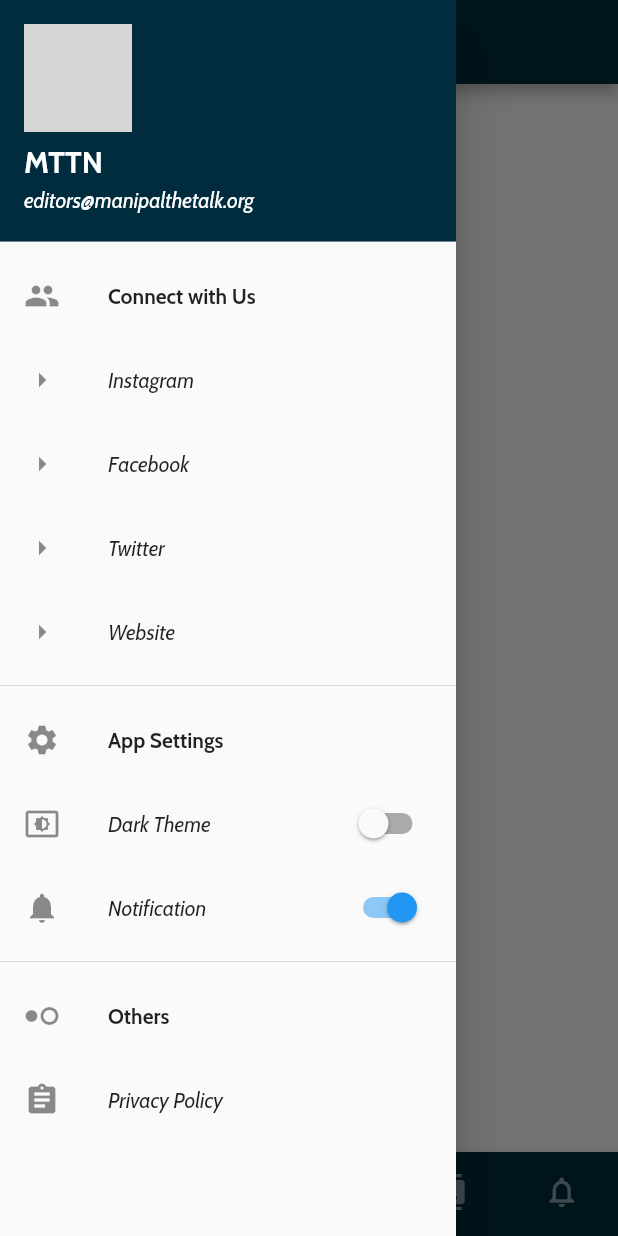
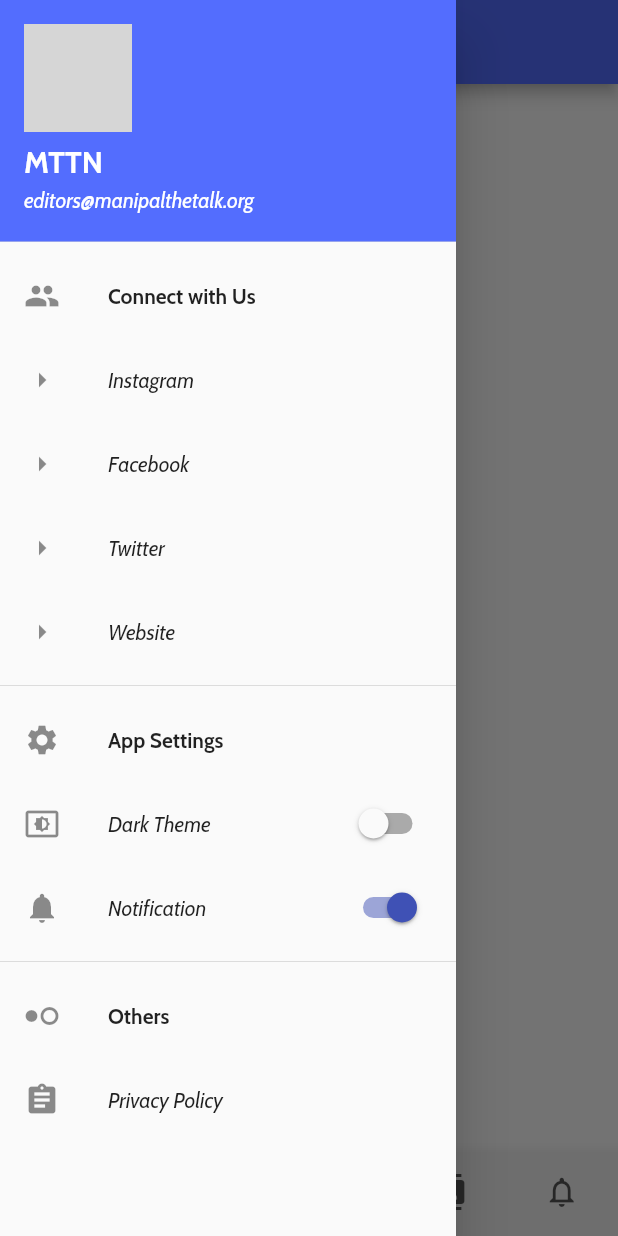
Before and after one commit to RohanSakhuja/MTTN-App, a Flutter app: the screen it shows after launch, with the side drawer open, on a phone screen of 412 x 824 dp. Run offline on Flutter 3.47's test engine with Material 2 defaults, Android fonts, the light colour scheme and no system bars; our stand-ins replace cached_network_image, device_info, dynamic_theme, firebase_database, firebase_messaging, flare_flutter and 4 more; missing offline and left inert: flutter_parallax; accounts and stored records are empty; project files that could hold a hidden picture were left out; grey boxes are pictures that could not be loaded.

Commit message:
Color coded. fix the events for fetching list/map

```diff
--- a/lib/main.dart
+++ b/lib/main.dart
@@ -16,10 +16,10 @@ import 'package:flutter/services.dart';
 import 'package:shared_preferences/shared_preferences.dart';
 import 'package:device_info/device_info.dart';
 
-Color turq = Color.fromRGBO(0, 206, 209, 1.0);
-
-Color colorSec = Color.fromRGBO(0, 44, 62, 1);
-Color colorMain = Color.fromRGBO(120, 176, 196, 1);
+Color primaryLight = Colors.indigoAccent;
+Color primaryDark = Colors.black12;
+Color secondaryLight = Color.fromRGBO(240, 240, 240, 1);
+Color secondaryDark = Color.fromRGBO(25, 25, 25, 1);
 
 void main() => runApp(new MyApp());
 
@@ -31,10 +31,11 @@ class MyApp extends StatelessWidget {
     return DynamicTheme(
       defaultBrightness: Brightness.light,
       data: (brightness) => new ThemeData(
+            primarySwatch: Colors.indigo,
             fontFamily: 'Cabin',
             floatingActionButtonTheme:
-                FloatingActionButtonThemeData(backgroundColor: turq),
-            primaryColor: colorSec,
+                FloatingActionButtonThemeData(backgroundColor: Colors.blueGrey),
+            primaryColor: primaryLight,
             brightness: brightness,
             secondaryHeaderColor: Colors.white,
           ),
@@ -250,12 +251,13 @@ class HomePageState extends State<HomePage> {
         child: ListView(
       children: <Widget>[
         UserAccountsDrawerHeader(
-            decoration: BoxDecoration(color: darkTheme ? turq : colorSec),
+            decoration:
+                BoxDecoration(color: darkTheme ? primaryDark : primaryLight),
             accountName: Text("MTTN",
                 style: TextStyle(
                     fontWeight: FontWeight.w600,
                     fontSize: 20.0,
-                    color: darkTheme ? Colors.black : Colors.white)),
+                    color: !darkTheme ? Colors.white : Colors.white)),
             accountEmail: InkWell(
               onTap: () {
                 _launchURL(
@@ -265,11 +267,11 @@ class HomePageState extends State<HomePage> {
                 "editors@manipalthetalk.org",
                 style: TextStyle(
                     fontWeight: FontWeight.w400,
-                    color: darkTheme ? Colors.black : Colors.white),
+                    color: !darkTheme ? Colors.white : Colors.white),
               ),
             ),
             currentAccountPicture: CircleAvatar(
-                backgroundImage: darkTheme
+                backgroundImage: !darkTheme
                     ? AssetImage(
                         "assets/ic_launcher.png",
                       )
@@ -341,7 +343,7 @@ class HomePageState extends State<HomePage> {
 
   _buildBottomNavBarItem(String title, Icon activeIcon, Icon icon) {
     return BottomNavigationBarItem(
-      backgroundColor: darkTheme ? Colors.black38 : colorSec,
+      backgroundColor: darkTheme ? secondaryDark : secondaryLight,
       title: Text(title),
       activeIcon: activeIcon,
       icon: icon,
@@ -388,19 +390,18 @@ class HomePageState extends State<HomePage> {
                 ? AppBar(
                     leading: IconButton(
                       icon: Icon(Icons.menu,
-                          color: darkTheme ? Colors.black : Colors.white),
+                          color: darkTheme ? Colors.white : Colors.white),
                       onPressed: () {
                         _scaffoldkey.currentState.openDrawer();
                       },
                     ),
-                    backgroundColor: darkTheme ? turq : colorSec,
+                    backgroundColor: darkTheme ? primaryDark : primaryLight,
                     centerTitle: false,
                     title: Text(
                       titleOfBar,
                       style: TextStyle(
-                        fontWeight: FontWeight.w500,
-                          //fontFamily: "OpenSans-Regular",
-                          color: darkTheme ? Colors.black : Colors.white),
+                          fontWeight: FontWeight.w700,
+                          color: darkTheme ? Colors.white : Colors.white),
                     ),
                   )
                 : null,
@@ -415,9 +416,11 @@ class HomePageState extends State<HomePage> {
                   : routes,
             ),
             bottomNavigationBar: BottomNavigationBar(
-              backgroundColor: darkTheme ? turq : colorSec,
-              selectedItemColor: darkTheme ? turq : Colors.white,
-              unselectedItemColor: Colors.white54,
+              //backgroundColor: darkTheme ? turq : Colors.brown,
+              selectedItemColor:
+                  darkTheme ? Colors.indigo : Colors.indigoAccent,
+              unselectedItemColor:
+                  darkTheme ? Colors.white24 : Colors.black.withOpacity(0.65),
               currentIndex: _page,
               type: BottomNavigationBarType.shifting,
               onTap: (index) => changePageView(index),
--- a/lib/pages/Social.dart
+++ b/lib/pages/Social.dart
@@ -31,7 +31,7 @@ class SocialBodyState extends State<SocialBody>
           Padding(padding: EdgeInsets.only(top: 10.0)),
           Card(child: YouTubeFeed().createState().build(context)),
           Padding(padding: EdgeInsets.only(top: 10.0)),
-          Card(child: new UpcomingEvents(_scaffoldkey).createState().build(context)),
+        //  Card(child: new UpcomingEvents(_scaffoldkey).createState().build(context)),
           Padding(padding: EdgeInsets.only(top: 10.0)),
         ]));
   }
--- a/lib/pages/slcm.dart
+++ b/lib/pages/slcm.dart
@@ -320,7 +320,8 @@ class SLCMState extends State<SLCM> with AutomaticKeepAliveClientMixin {
                     width: width * 0.6,
                     height: height * 0.055,
                     child: Material(
-                      color: Color.fromRGBO(64, 224, 208, 1.0),
+                      //color: Color.fromRGBO(64, 224, 208, 1.0),
+                      color: Colors.greenAccent,
                       borderRadius: BorderRadius.all(Radius.circular(20.0)),
                       child: InkWell(
                         child: Center(
@@ -438,11 +439,10 @@ class SLCMState extends State<SLCM> with AutomaticKeepAliveClientMixin {
     List<Attendance> att = _parseAttendace();
     return Scaffold(
       appBar: AppBar(
-        backgroundColor: darkTheme ? turq : colorSec,
+        backgroundColor: darkTheme ? primaryDark : primaryLight,
         elevation: 0.0,
         title: Text(
           capFirst(username.toLowerCase().split(" ")),
-          //capFirst(username.toLowerCase()),
           style: TextStyle(color: darkTheme ? Colors.black : Colors.white),
         ),
         actions: <Widget>[
```
Also changed, not shown: lib/pages/Feed.dart (+8 -5 lines), 1 other file.
